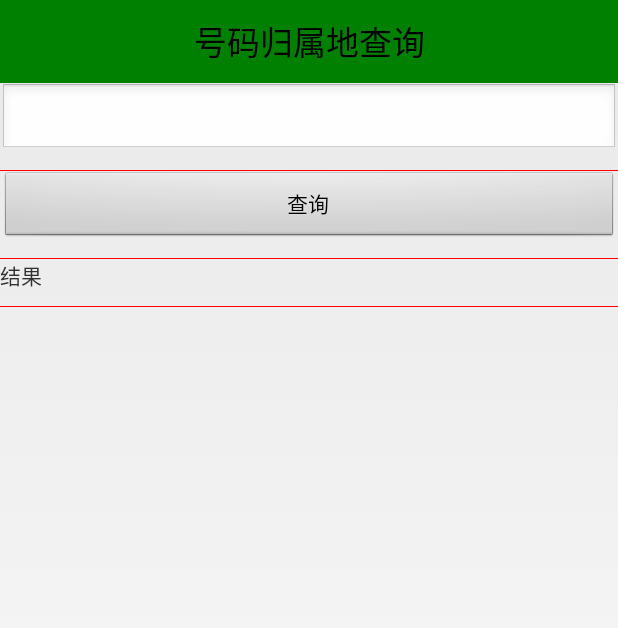
After one commit to mamh-android/android-mobilesafe, an Android app: the NumberAddressQueryActivity screen opened directly, with no data from a screen before it, on a phone screen of 412 x 824 dp. The commit adds this screen. Shown: the top 628 px of the screen. Run offline under Robolectric (Android 15) with nearby library versions, the phone set to English and light mode, and no system bars.

Commit message:
add query phone address support
Signed-off-by: Minghui Ma <mmh19891113@qq.com>

```diff
--- /dev/null
+++ b/app/src/main/java/com/example/mamh/mobilesafe/NumberAddressQueryActivity.java
@@ -0,0 +1,73 @@
+package com.example.mamh.mobilesafe;
+
+import android.os.Bundle;
+import android.app.Activity;
+import android.text.Editable;
+import android.text.TextUtils;
+import android.text.TextWatcher;
+import android.util.Log;
+import android.view.View;
+import android.widget.Button;
+import android.widget.EditText;
+import android.widget.TextView;
+import android.widget.Toast;
+
+import com.example.mamh.mobilesafe.db.dao.NumberAddressQueryUtils;
+
+import java.util.ArrayList;
+import java.util.List;
+
+public class NumberAddressQueryActivity extends Activity {
+    private static final String TAG = "NumberAddressQueryActivity";
+    private EditText phone;
+    private Button query;
+    private TextView result;
+
+
+    @Override
+    protected void onCreate(Bundle savedInstanceState) {
+        super.onCreate(savedInstanceState);
+        setContentView(R.layout.activity_number_address_query);
+
+        phone = (EditText) findViewById(R.id.et_phone);
+        phone.addTextChangedListener(new TextWatcher() {
+            @Override
+            public void beforeTextChanged(CharSequence s, int start, int count, int after) {
+
+            }
+
+            @Override
+            public void onTextChanged(CharSequence s, int start, int before, int count) {
+
+            }
+
+            @Override
+            public void afterTextChanged(Editable s) {
+                if (s.length() >= 3) {
+                    String address = NumberAddressQueryUtils.queryNumber(s.toString());
+                    result.setText(address);
+                }
+            }
+        });
+
+        query = (Button) findViewById(R.id.bt_query);
+        query.setOnClickListener(new View.OnClickListener() {
+            @Override
+            public void onClick(View v) {
+                String phoneNumber = phone.getText().toString().trim();
+                if (TextUtils.isEmpty(phoneNumber)) {
+                    Toast.makeText(NumberAddressQueryActivity.this, "号码为空", Toast.LENGTH_SHORT).show();
+                    return;
+                } else {
+                    String address = NumberAddressQueryUtils.queryNumber(phoneNumber);
+                    result.setText(address);
+                }
+
+
+            }
+        });
+        result = (TextView) findViewById(R.id.tv_result);
+
+    }
+
+}
--- /dev/null
+++ b/app/src/main/res/layout/activity_number_address_query.xml
@@ -0,0 +1,52 @@
+<?xml version="1.0" encoding="utf-8"?>
+
+<LinearLayout xmlns:android="http://schemas.android.com/apk/res/android"
+    android:layout_width="match_parent"
+    android:layout_height="match_parent"
+    android:orientation="vertical">
+
+    <TextView
+        android:id="@+id/tv_id"
+        android:layout_width="fill_parent"
+        android:layout_height="55dp"
+        android:background="@color/green"
+        android:gravity="center"
+        android:text="号码归属地查询"
+        android:textColor="@color/black"
+        android:textSize="22sp" />
+
+    <EditText
+        android:id="@+id/et_phone"
+        android:layout_width="match_parent"
+        android:layout_height="wrap_content" />
+
+    <View
+        android:layout_width="fill_parent"
+        android:layout_height="0.2dp"
+        android:layout_marginTop="10dp"
+        android:background="@color/red" />
+
+    <Button
+        android:id="@+id/bt_query"
+        android:layout_width="fill_parent"
+        android:layout_height="wrap_content"
+        android:text="查询" />
+
+    <View
+        android:layout_width="fill_parent"
+        android:layout_height="0.2dp"
+        android:layout_marginTop="10dp"
+        android:background="@color/red" />
+
+    <TextView
+        android:id="@+id/tv_result"
+        android:layout_width="wrap_content"
+        android:layout_height="wrap_content"
+        android:text="结果" />
+
+    <View
+        android:layout_width="fill_parent"
+        android:layout_height="0.2dp"
+        android:layout_marginTop="10dp"
+        android:background="@color/red" />
+</LinearLayout>
--- a/app/src/main/res/values/strings.xml
+++ b/app/src/main/res/values/strings.xml
@@ -40,5 +40,7 @@
     <string name="title_activity_setup3">Setup3Activity</string>
     <string name="title_activity_setup4">Setup4Activity</string>
     <string name="title_activity_select_contact">SelectContactActivity</string>
+    <string name="title_activity_atools">AtoolsActivity</string>
+    <string name="title_activity_number_address_query">NumberAddressQueryActivity</string>
 
 </resources>
```
Also changed, not shown: app/src/main/AndroidManifest.xml (+17 -9 lines), app/src/main/java/com/example/mamh/mobilesafe/AtoolsActivity.java (added, +33 -0 lines), app/src/main/java/com/example/mamh/mobilesafe/HomeActivity.java (+10 -2 lines), app/src/main/java/com/example/mamh/mobilesafe/SplashActivity.java (+52 -20 lines), app/src/main/java/com/example/mamh/mobilesafe/db/dao/NumberAddressQueryUtils.java (added, +93 -0 lines), app/src/main/res/layout/activity_atools.xml (added, +37 -0 lines), 1 other file.
